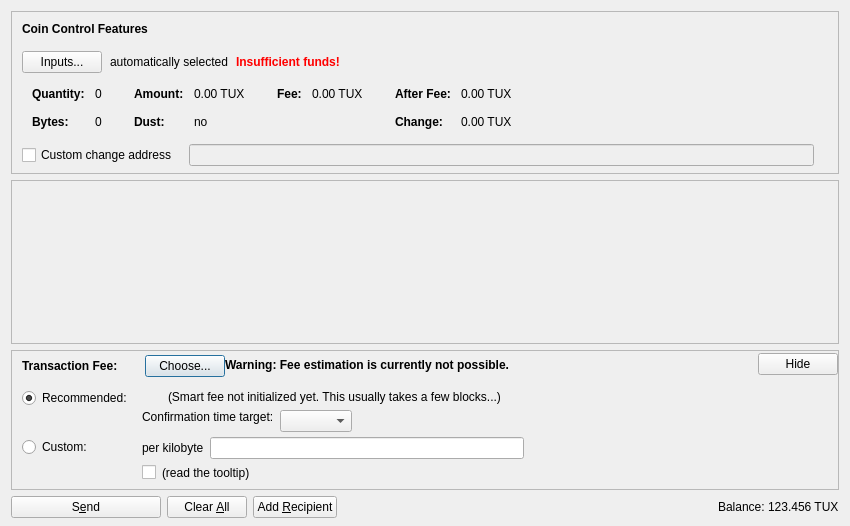
Qt form src/qt/forms/sendcoinsdialog.ui (KorkyMonster/tuxcoin-V2) before a commit.
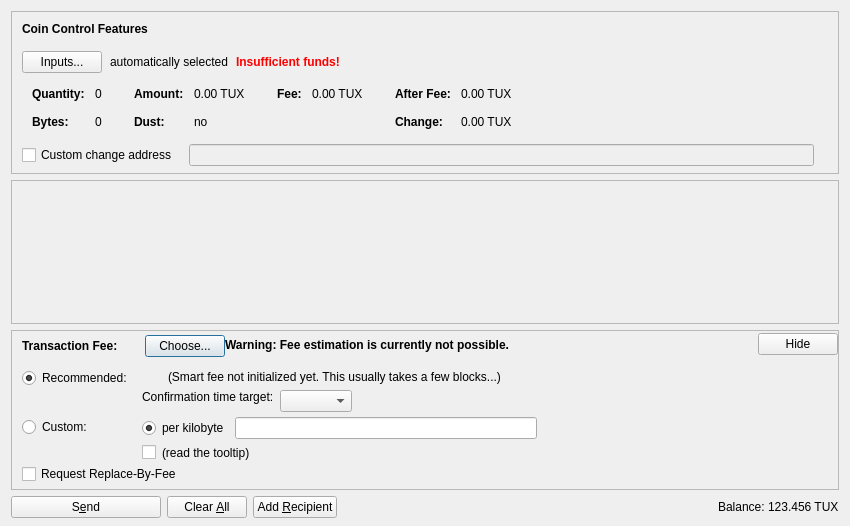
The same form after that commit. Icons and pictures are not drawn. Custom widgets are drawn as their Qt base class.

Diff of the .ui file:
```diff
--- a/src/qt/forms/sendcoinsdialog.ui
+++ b/src/qt/forms/sendcoinsdialog.ui
@@ -846,13 +846,19 @@
                <item>
                 <layout class="QHBoxLayout" name="horizontalLayoutFee13">
                  <item>
-                  <widget class="QLabel" name="labelCustomPerKilobyte">
+                  <widget class="QRadioButton" name="radioCustomPerKilobyte">
                    <property name="toolTip">
                     <string>If the custom fee is set to 1000 satoshis and the transaction is only 250 bytes, then &quot;per kilobyte&quot; only pays 250 satoshis in fee, while &quot;total at least&quot; pays 1000 satoshis. For transactions bigger than a kilobyte both pay by kilobyte.</string>
                    </property>
                    <property name="text">
                     <string>per kilobyte</string>
                    </property>
+                   <property name="checked">
+                    <bool>true</bool>
+                   </property>
+                   <attribute name="buttonGroup">
+                    <string notr="true">groupCustomFee</string>
+                   </attribute>
                   </widget>
                  </item>
                  <item>
@@ -1105,6 +1111,16 @@
              </item>
             </layout>
            </item>
+           <item>
+            <widget class="QCheckBox" name="optInRBF">
+             <property name="text">
+              <string>Request Replace-By-Fee</string>
+             </property>
+             <property name="toolTip">
+              <string>Indicates that the sender may wish to replace this transaction with a new one paying higher fees (prior to being confirmed).</string>
+             </property>
+            </widget>
+           </item>
           </layout>
          </widget>
         </item>
```
Left out of the diff: 5 changed lines with no effect on the pictures.
